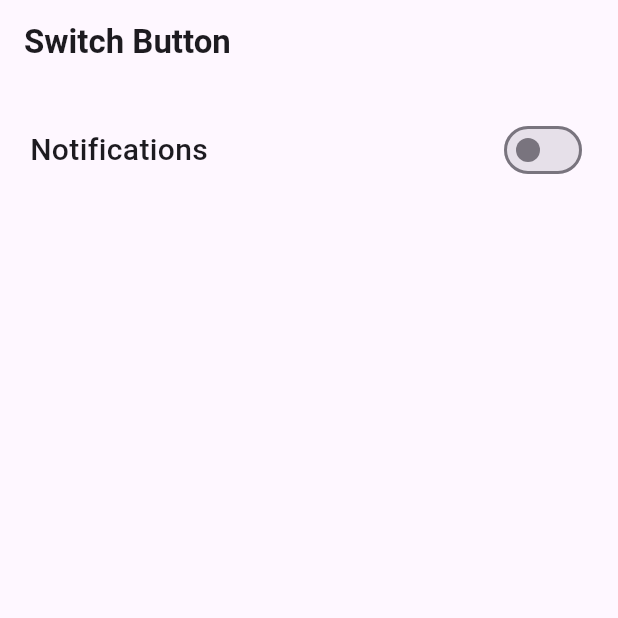
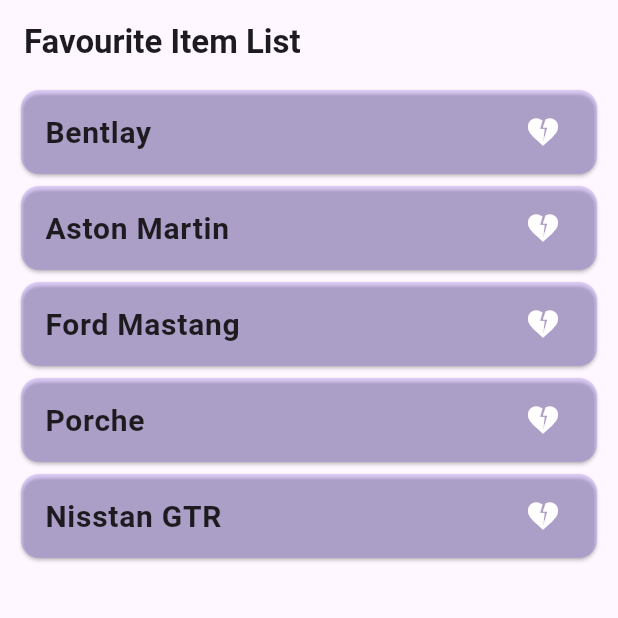
Before and after one commit to shakeebkhan66/learngetxtutorials, a Flutter app: the screen it shows after launch, on a phone screen of 412 x 824 dp, the top half of it. Run offline on Flutter 3.47's test engine with Material 3 defaults, Android fonts, the phone set to English and light mode, and no system bars; our stand-ins replace get.

Commit message:
add favourite list is done by using setstate yet

```diff
--- /dev/null
+++ b/lib/favourites/favourite_screen.dart
@@ -0,0 +1,54 @@
+import 'package:flutter/material.dart';
+
+class FavouriteScreen extends StatefulWidget {
+  const FavouriteScreen({super.key});
+
+  @override
+  State<FavouriteScreen> createState() => _FavouriteScreenState();
+}
+
+class _FavouriteScreenState extends State<FavouriteScreen> {
+  List<String> carsNameList = ["Bentlay", "Aston Martin", "Ford Mastang", "Porche", "Nisstan GTR"];
+  List<String> selectedTempFruitList = [];
+
+  @override
+  Widget build(BuildContext context) {
+    return Scaffold(
+      appBar: AppBar(
+        title: const Text(
+          "Favourite Item List",
+          style: TextStyle(fontWeight: FontWeight.bold),
+        ),
+      ),
+      body: ListView.builder(
+        physics: const BouncingScrollPhysics(),
+        padding: const EdgeInsets.symmetric(horizontal: 10),
+        itemCount: carsNameList.length,
+        itemBuilder: (BuildContext context, int index) {
+          return Card(
+            color: Colors.deepPurpleAccent.withOpacity(.2),
+            child: ListTile(
+              onTap: () {
+                if (selectedTempFruitList.contains(carsNameList[index].toString())) {
+                  selectedTempFruitList.remove(carsNameList[index].toString());
+                  setState(() {});
+                } else {
+                  selectedTempFruitList.add(carsNameList[index].toString());
+                  setState(() {});
+                }
+              },
+              title: Text(
+                carsNameList[index],
+                style: const TextStyle(fontSize: 20, fontWeight: FontWeight.w600),
+              ),
+              trailing: Icon(Icons.heart_broken,
+                  color: selectedTempFruitList.contains(carsNameList[index].toString())
+                      ? Colors.deepPurpleAccent
+                      : Colors.white),
+            ),
+          );
+        },
+      ),
+    );
+  }
+}
--- a/lib/main.dart
+++ b/lib/main.dart
@@ -5,9 +5,8 @@ import 'package:learngetx/screen_one.dart';
 import 'package:learngetx/statemanagement/counter_screen.dart';
 import 'package:learngetx/switchbutton/switch_button_screen.dart';
 import 'package:learngetx/utils/languages.dart';
-import 'change_language_screen.dart';
-import 'learnresponsiveness_concept_screen.dart';
-import 'opacityslider/opacity_slider_screen.dart';
+
+import 'favourites/favourite_screen.dart';
 
 void main() {
   runApp(const MyApp());
@@ -20,11 +19,11 @@ class MyApp extends StatelessWidget {
   Widget build(BuildContext context) {
     return GetMaterialApp(
       debugShowCheckedModeBanner: false,
-      home: const SwitchButtonScreen(),
+      home: const FavouriteScreen(),
       translations: Languages(),
       locale: const Locale('en', 'US'),
       getPages: [
-        GetPage(name: '/', page: () => const SwitchButtonScreen()),
+        GetPage(name: '/', page: () => const FavouriteScreen()),
         GetPage(name: '/screen', page: () => ScreenOne())
       ],
     );
```
